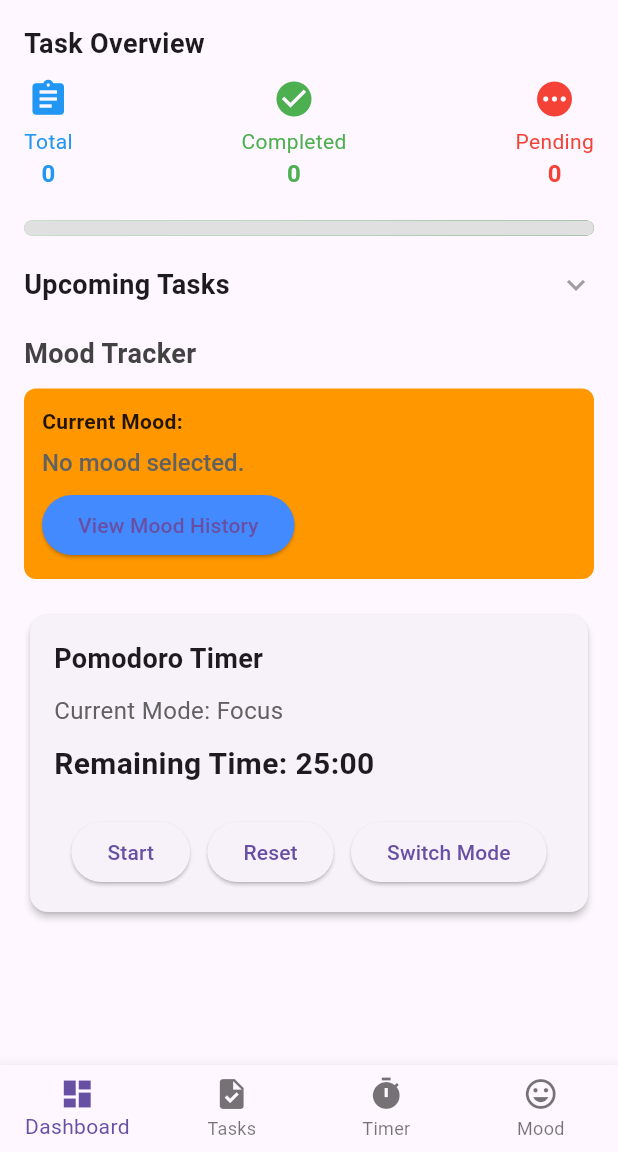
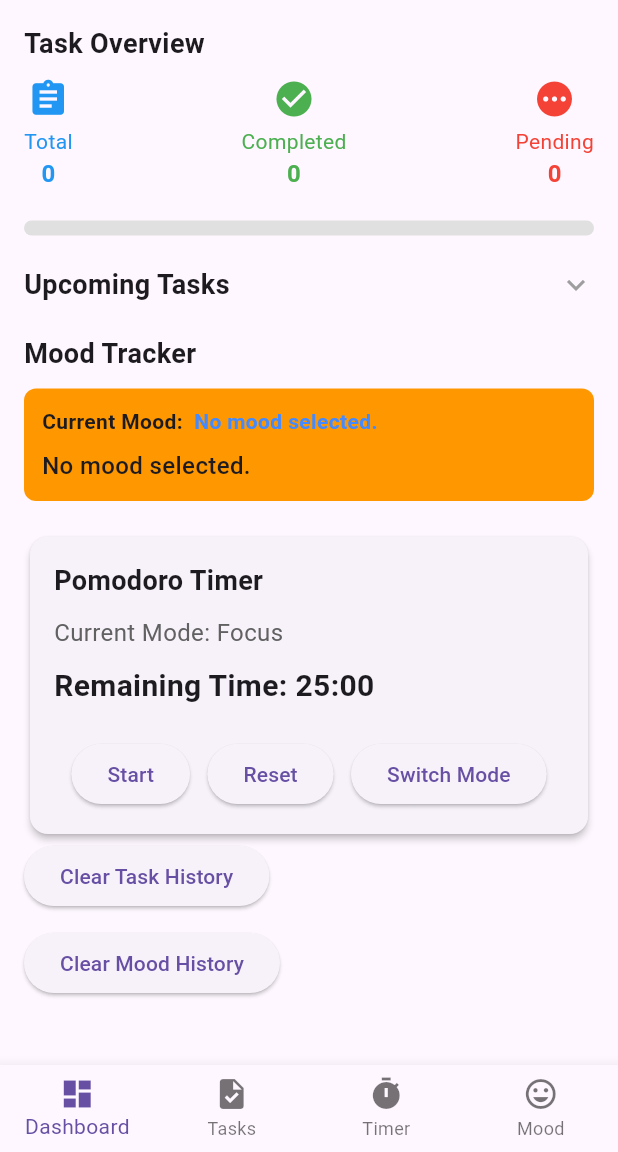
Before and after one commit to weaponxd253/adhd_list, a Flutter app: the screen it shows after launch, on a phone screen of 412 x 824 dp, the part 84-1236 px from its top. Run offline on Flutter 3.47's test engine with Material 3 defaults, Android fonts, the phone set to English and light mode, and no system bars; our stand-ins replace sqflite; accounts and stored records are empty.

Commit message:
Fixed all database connectivity with moods, tasks history, added an ability to clear all tasks and moods, and fixed and issue where the dashboard wasn't updating properly

```diff
--- a/lib/features/dashboard/dashboard_screen.dart
+++ b/lib/features/dashboard/dashboard_screen.dart
@@ -44,7 +44,7 @@ class _DashboardScreenState extends State<DashboardScreen> {
             crossAxisAlignment: CrossAxisAlignment.start,
             children: [
               // Task Overview Section
-              _buildTaskOverview(appState),
+              _buildTaskOverview(),
               const SizedBox(height: 20),
 
               // Upcoming Tasks Section
@@ -52,9 +52,28 @@ class _DashboardScreenState extends State<DashboardScreen> {
               const SizedBox(height: 20),
 
               // Mood Tracker Section
-              _buildMoodTrackerSection(appState),
+              _buildMoodTrackerSection(),
               const SizedBox(height: 20),
               _buildTimerSection(appState),
+
+              ElevatedButton(
+                onPressed: () {
+                  appState.clearTaskHistory();
+                ScaffoldMessenger.of(context).showSnackBar(
+                  const SnackBar(content: Text("All task history cleared")),
+                );},
+                 child: const Text("Clear Task History"),
+                 ),
+            const SizedBox(height: 10),
+            ElevatedButton(
+              onPressed: () {
+                appState.clearMoodHistory();
+                ScaffoldMessenger.of(context).showSnackBar(
+                  SnackBar(content: Text("All mood history cleared")),
+                );
+              },
+              child: Text("Clear Mood History"),
+            ),
             ],
           ),
         ),
@@ -129,7 +148,9 @@ class _DashboardScreenState extends State<DashboardScreen> {
   }
 
   // --- Task Overview Section ---
-  Widget _buildTaskOverview(AppState appState) {
+Widget _buildTaskOverview() {
+  return Consumer<AppState>(
+    builder: (context, appState, child) {
       double progress = appState.totalTasks == 0
           ? 0
           : appState.completedTasks / appState.totalTasks;
@@ -157,6 +178,8 @@ class _DashboardScreenState extends State<DashboardScreen> {
           _buildProgressBar(progress),
         ],
       );
+    },
+  );
 }
 
   Widget _buildTaskStatusIcon(
@@ -178,21 +201,25 @@ class _DashboardScreenState extends State<DashboardScreen> {
 Widget _buildProgressBar(double progress) {
   return Container(
     height: 10,
+    width: double.infinity, // Ensure it spans the full width
     decoration: BoxDecoration(
       borderRadius: BorderRadius.circular(5),
-        gradient:
-            LinearGradient(colors: [Colors.green[300]!, Colors.green[800]!]),
+      color: Colors.grey[300], // Background color
     ),
-      child: ClipRRect(
+    child: Stack(
+      children: [
+        Container(
+          width: progress * MediaQuery.of(context).size.width, // Scale dynamically
+          decoration: BoxDecoration(
             borderRadius: BorderRadius.circular(5),
-        child: LinearProgressIndicator(
-          value: progress,
-          backgroundColor: Colors.grey[300],
-          color: Colors.transparent, // Transparent to show gradient
+            gradient: LinearGradient(colors: [Colors.green[300]!, Colors.green[800]!]),
           ),
+        ),
+      ],
     ),
   );
 }
+
 
   // --- Upcoming Tasks Section ---
   Widget _buildUpcomingTasksSection(List<dynamic> upcomingTasks) {
@@ -260,17 +287,15 @@ class _DashboardScreenState extends State<DashboardScreen> {
   }
 
   // --- Mood Tracker Section ---
-  Widget _buildMoodTrackerSection(AppState appState) {
+Widget _buildMoodTrackerSection() {
+  return Consumer<AppState>(
+    builder: (context, appState, child) {
       return Column(
         crossAxisAlignment: CrossAxisAlignment.start,
         children: [
-        Text(
+          const Text(
             "Mood Tracker",
-          style: TextStyle(
-            fontSize: 18,
-            fontWeight: FontWeight.bold,
-            color: Colors.grey[800],
-          ),
+            style: TextStyle(fontSize: 18, fontWeight: FontWeight.bold),
           ),
           const SizedBox(height: 10),
           Container(
@@ -284,62 +309,31 @@ class _DashboardScreenState extends State<DashboardScreen> {
               children: [
                 Row(
                   children: [
-                  Text(
-                    "Current Mood:",
-                    style: TextStyle(
-                      fontWeight: FontWeight.bold,
-                      color: Theme.of(context).brightness == Brightness.dark
-                          ? Colors.white70 // Light color for dark mode
-                          : Colors.black87, // Darker color for light mode
-                    ),
+                    const Text(
+                      "Current Mood: ",
+                      style: TextStyle(fontWeight: FontWeight.bold),
                     ),
                     Text(
-                    "${appState.selectedMoodEmoji} ${appState.selectedMood}",
-                    style: const TextStyle(
-                        color: Colors.blueAccent, fontWeight: FontWeight.bold),
+                      "${appState.selectedMoodEmoji} ${appState.selectedMood.isEmpty ? "No mood selected." : appState.selectedMood}",
+                      style: const TextStyle(fontWeight: FontWeight.bold, color: Colors.blueAccent),
                     ),
                   ],
                 ),
                 const SizedBox(height: 8),
-              Column(
-                crossAxisAlignment: CrossAxisAlignment.start,
-                children: [
-                  DefaultTextStyle(
-                    style: TextStyle(
-                      fontSize: 16,
-                      fontWeight: FontWeight.w500,
-                      color: Theme.of(context).brightness == Brightness.dark
-                          ? Colors.white // Brighter for dark mode
-                          : Colors
-                              .black87, // Keep it consistent with the Timer & Task Overview
-                    ),
-                    child: ExpandableText(
-                      text: appState.moodMessage.isNotEmpty
-                          ? appState.moodMessage
-                          : "Select a mood to see a message.",
-                    ),
-                  ),
-                ],
-              ),
-              const SizedBox(height: 8),
-              ElevatedButton(
-                onPressed: () {
-                  Navigator.push(
-                    context,
-                    MaterialPageRoute(
-                        builder: (context) => MoodHistoryScreen()),
-                  );
-                },
-                child: const Text("View Mood History"),
-                style: ElevatedButton.styleFrom(
-                    backgroundColor: Colors.blueAccent),
+                Text(
+                  appState.moodMessage,
+                  style: const TextStyle(fontSize: 16, fontWeight: FontWeight.w500),
                 ),
               ],
             ),
           ),
         ],
       );
+    },
+  );
 }
+
+
 
   Color _getMoodColor(String mood, BuildContext context) {
     bool isDarkMode = Theme.of(context).brightness == Brightness.dark;
--- a/lib/models/task.dart
+++ b/lib/models/task.dart
@@ -5,15 +5,14 @@ class Task {
   final String title;
   final DateTime dueDate;
   String status; // "pending", "in_progress", "completed"
-  List<Subtask> subtasks; // ✅ Add subtasks list
-
+  List<Subtask> subtasks; //
   Task({
     required this.id,
     required this.title,
     required this.dueDate,
     this.status = "pending",
-    List<Subtask>? subtasks, // ✅ Initialize subtasks as optional
+    List<Subtask>? subtasks, //
   }) : subtasks = subtasks ?? []; // Ensure it's always a list
 
-  bool get isCompleted => status == "completed"; // ✅ Fix isCompleted reference
+  bool get isCompleted => status == "completed"; //
 }
--- a/lib/providers/app_state.dart
+++ b/lib/providers/app_state.dart
@@ -1,12 +1,17 @@
 // lib/providers/app_state.dart
 import 'package:flutter/material.dart';
 import 'dart:async';
+import '../database/mood_database.dart';
 import '../models/task.dart';
 import '../models/subtask.dart';
 import '../database/task_database.dart';
 
 
 class AppState extends ChangeNotifier {
+    AppState() {
+    loadLastMood();
+    _loadTasksFromDatabase();
+  }
   // ----------------------------------------
   // Fields
   // ----------------------------------------
@@ -103,6 +108,19 @@ void addTask(String title, DateTime dueDate) async {
   _loadTasksFromDatabase(); // Reload from DB
 }
 
+void clearTaskHistory() async {
+  await _taskDb.clearTasks(); // Ensure this method exists in TaskDatabase
+  tasks.clear();
+  notifyListeners();
+}
+
+void clearMoodHistory() async {
+  await MoodDatabase.instance.clearMoods(); // Ensure this method exists in MoodDatabase
+  moodHistory.clear();
+  notifyListeners();
+}
+
+
 
 void _loadTasksFromDatabase() async {
   final fetchedTasks = await _taskDb.fetchTasks();
@@ -116,9 +134,6 @@ void _loadTasksFromDatabase() async {
 }
 
 
-
-
-
   void removeTask(int taskIndex) {
     if (taskIndex >= 0 && taskIndex < tasks.length) {
       tasks.removeAt(taskIndex);
@@ -126,18 +141,20 @@ void _loadTasksFromDatabase() async {
     }
   }
 
- void toggleTaskCompletion(int taskIndex) async {
+void toggleTaskCompletion(int taskIndex) async {
   if (taskIndex >= 0 && taskIndex < tasks.length) {
     Task task = tasks[taskIndex];
 
-    String newStatus = task.status == "completed" ? "pending" : "completed";  // Toggle status
+    // Toggle between "completed" and "pending"
+    String newStatus = task.isCompleted ? "pending" : "completed";
 
-    await _taskDb.updateTaskStatus(task.id, newStatus); //  Update in DB
+    await _taskDb.updateTaskStatus(task.id, newStatus); // Update database
 
-    task.status = newStatus; // Update in memory
-    notifyListeners();
+    task.status = newStatus; // Update local task object
+    notifyListeners(); // Refresh UI
   }
 }
+
 
 void updateTaskStatus(int taskId, String newStatus) async {
   await _taskDb.updateTaskStatus(taskId, newStatus); //  Update in database
@@ -254,16 +271,34 @@ void toggleSubtaskCompletion(int taskIndex, int subtaskIndex) {
   String get selectedMood => _selectedMood;
   String get selectedMoodEmoji => _selectedMoodEmoji;
 
-  void setMood(String mood, String emoji) {
+void setMood(String mood, String emoji) async {
   _selectedMood = mood;
   _selectedMoodEmoji = emoji;
-  moodHistory.add({
-    'mood': mood,
-    'emoji': emoji,
-    'date': DateTime.now().toLocal().toString().split(' ')[0],
-  });
+
+  await MoodDatabase.instance.updateLastMood(mood, emoji);
+
+  // Fetch the latest mood from the database to ensure it's current
+  await loadLastMood();
+
   notifyListeners(); // Notify UI of state changes
 }
+
+
+Future<void> loadLastMood() async {
+  final lastMood = await MoodDatabase.instance.fetchLastMood();
+
+  if (lastMood != null) {
+    _selectedMood = lastMood['mood'];
+    _selectedMoodEmoji = lastMood['emoji'];
+  } else {
+    _selectedMood = '';
+    _selectedMoodEmoji = '';
+  }
+
+  notifyListeners();
+}
+
+
 
 
 String get moodMessage => moodMessages[_selectedMood] ?? 'No mood selected.';
```
Also changed, not shown: lib/database/database_helper.dart (+12 -2 lines), lib/database/mood_database.dart (+33 -0 lines), lib/database/task_database.dart (+24 -3 lines), lib/features/mood_tracker/mood_tracker_screen.dart (+10 -8 lines), lib/features/task_breakdown/task_list_section.dart (+10 -12 lines). Lines whose indentation alone changed are shown as unchanged.
